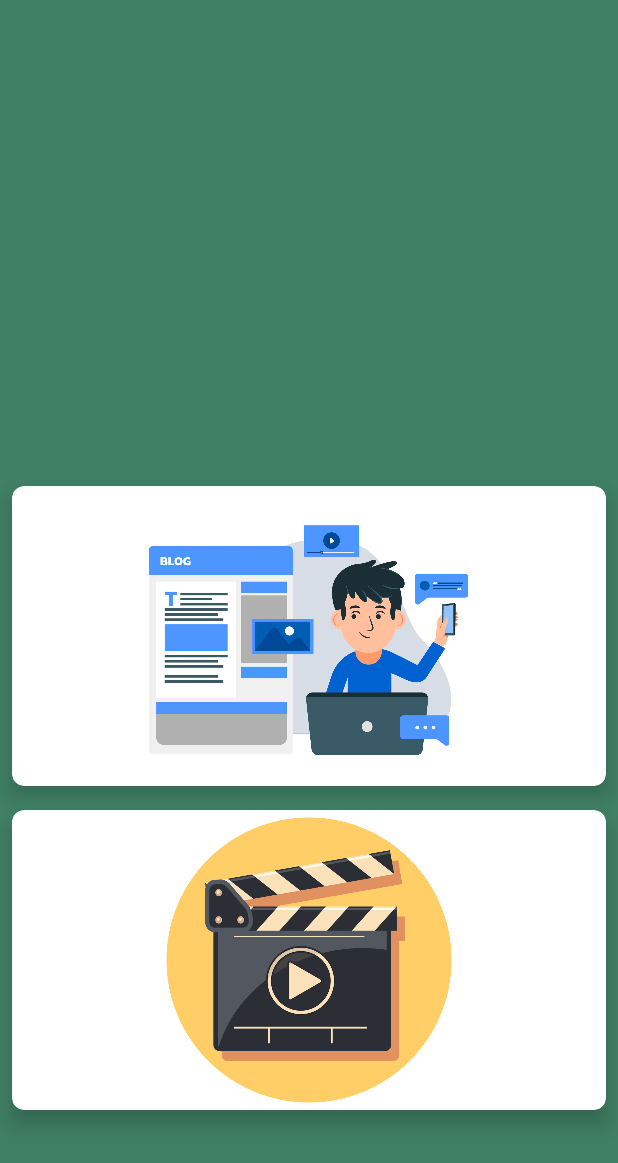
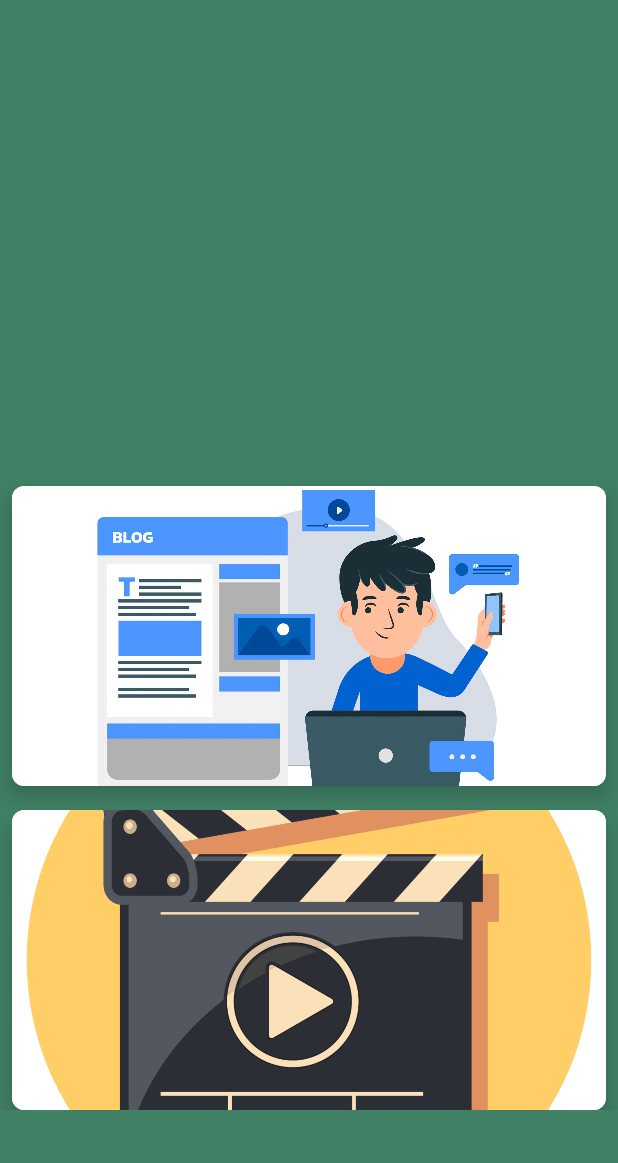
Before and after one commit to Devanoz/Recreate-app, an Android app: the CameraActivity screen opened directly, with no data from a screen before it, on a phone screen of 412 x 824 dp. Shown: the top 1163 px of the screen. Run offline under Robolectric (Android 15) with nearby library versions, the phone set to English and light mode, and no system bars; libraries missing offline, so code that uses them is left out: org.tensorflow.lite; 12 statements that could not run were skipped.

Commit message:
add activity article list and video list

```diff
--- a/app/src/main/java/org/tensorflow/codelabs/objectdetection/ui/detection/CameraActivity.kt
+++ b/app/src/main/java/org/tensorflow/codelabs/objectdetection/ui/detection/CameraActivity.kt
@@ -84,6 +84,13 @@ class CameraActivity : AppCompatActivity(), View.OnClickListener {
 //        imgSampleTwo.setOnClickListener(this)
 //        imgSampleThree.setOnClickListener(this)
 
+        binding.cardViewArticle.setOnClickListener {
+
+        }
+
+        binding.cardViewVideo.setOnClickListener {
+
+        }
 
         val imageUri = Uri.parse(uri)
         val bitmap = MediaStore.Images.Media.getBitmap(this.contentResolver, imageUri)
--- a/app/src/main/res/layout/activity_main.xml
+++ b/app/src/main/res/layout/activity_main.xml
@@ -30,7 +30,16 @@
         tools:itemCount="1"
         android:orientation="horizontal" />
 
+    <ScrollView
+        android:layout_width="match_parent"
+        android:layout_height="wrap_content">
+        <LinearLayout
+            android:layout_width="match_parent"
+            android:layout_height="wrap_content"
+            android:orientation="vertical"
+            >
             <androidx.cardview.widget.CardView
+                android:id="@+id/cardView_article"
                 android:layout_width="match_parent"
                 android:layout_marginHorizontal="8dp"
                 android:layout_marginTop="16dp"
@@ -40,21 +49,29 @@
                 <com.google.android.material.imageview.ShapeableImageView
                     android:layout_width="match_parent"
                     android:layout_height="match_parent"
+                    android:scaleType="centerCrop"
                     app:srcCompat="@drawable/article_ilustration"
                     />
             </androidx.cardview.widget.CardView>
 
             <androidx.cardview.widget.CardView
+                android:id="@+id/cardView_video"
                 android:layout_width="match_parent"
                 android:layout_marginHorizontal="8dp"
                 android:layout_marginTop="16dp"
                 app:cardElevation="8dp"
                 app:cardCornerRadius="8dp"
                 android:layout_height="200dp">
+
                 <com.google.android.material.imageview.ShapeableImageView
                     android:layout_width="match_parent"
                     android:layout_height="match_parent"
-            app:srcCompat="@drawable/video_illustration"
-            />
+                    android:scaleType="centerCrop"
+                    app:srcCompat="@drawable/video_illustration" />
             </androidx.cardview.widget.CardView>
+
         </LinearLayout>
+    </ScrollView>
+
+
+</LinearLayout>
--- a/app/src/main/res/layout/label_item.xml
+++ b/app/src/main/res/layout/label_item.xml
@@ -1,5 +1,5 @@
 <?xml version="1.0" encoding="utf-8"?>
-<androidx.cardview.widget.CardView xmlns:android="http://schemas.android.com/apk/res/android"
+<com.google.android.material.card.MaterialCardView xmlns:android="http://schemas.android.com/apk/res/android"
     android:layout_width="wrap_content"
     android:layout_height="wrap_content"
     xmlns:app="http://schemas.android.com/apk/res-auto"
@@ -14,4 +14,4 @@
         android:layout_margin="8dp"
         android:textAppearance="@style/TextAppearance.Material3.LabelLarge"
         android:text="label"/>
-</androidx.cardview.widget.CardView>
+</com.google.android.material.card.MaterialCardView>
```
Also changed, not shown: app/src/main/AndroidManifest.xml (+7 -1 lines), app/src/main/java/org/tensorflow/codelabs/objectdetection/ui/recomendation/ArticleListActivity.kt (added, +15 -0 lines), app/src/main/java/org/tensorflow/codelabs/objectdetection/ui/recomendation/VideoListActivity.kt (added, +15 -0 lines), app/src/main/res/layout/activity_article_list.xml (added, +9 -0 lines), app/src/main/res/layout/activity_video_list.xml (added, +9 -0 lines), 71 other files. Lines whose indentation alone changed are shown as unchanged.
